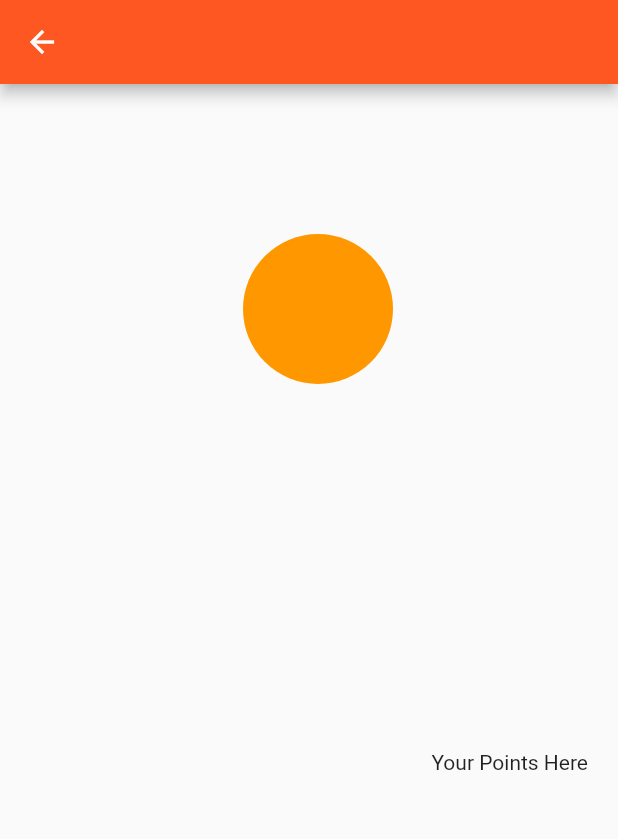
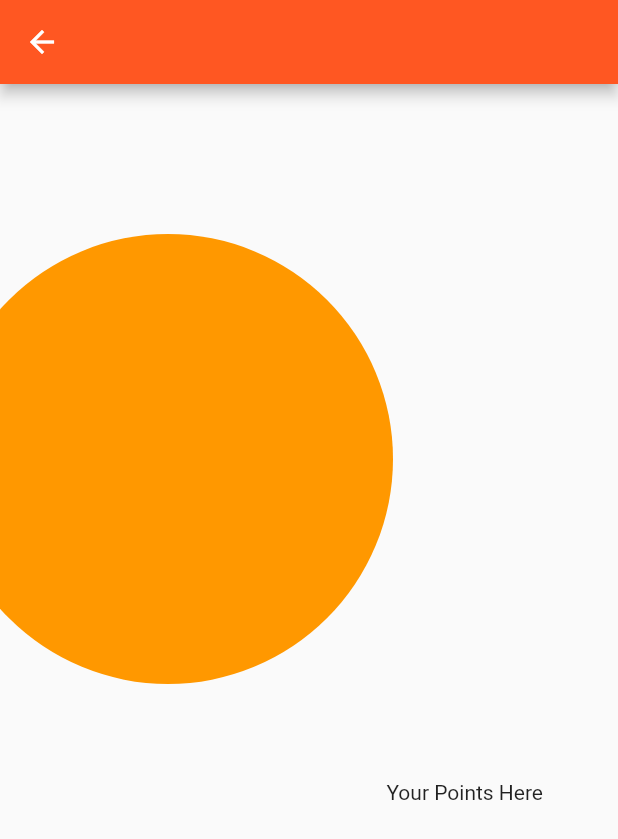
Before and after one commit to RoNIN961/SDP-Project, a Flutter app: the CheckPointsPage screen opened directly, on a phone screen of 412 x 824 dp. Shown: the top 839 px of the screen. Run offline on Flutter 3.47's test engine with Material 2 defaults, Android fonts, the phone set to English and light mode, and no system bars.

Commit message:
Update check_points.dart

```diff
--- a/lib/check_points.dart
+++ b/lib/check_points.dart
@@ -20,13 +20,13 @@ class CheckPointsPage extends StatelessWidget {
           Positioned(
               right: 50,
               child: Container(
-                height: 100,
-                width: 100,
+                height: 300,
+                width: 300,
                 margin: EdgeInsets.all(100.0),
                 decoration:
                     BoxDecoration(color: Colors.orange, shape: BoxShape.circle),
               )),
-          Positioned(bottom: 40, right: 20, child: Text('Your Points Here'))
+          Positioned(bottom: 20, right: 50, child: Text('Your Points Here'))
         ]));
   }
 }
```
